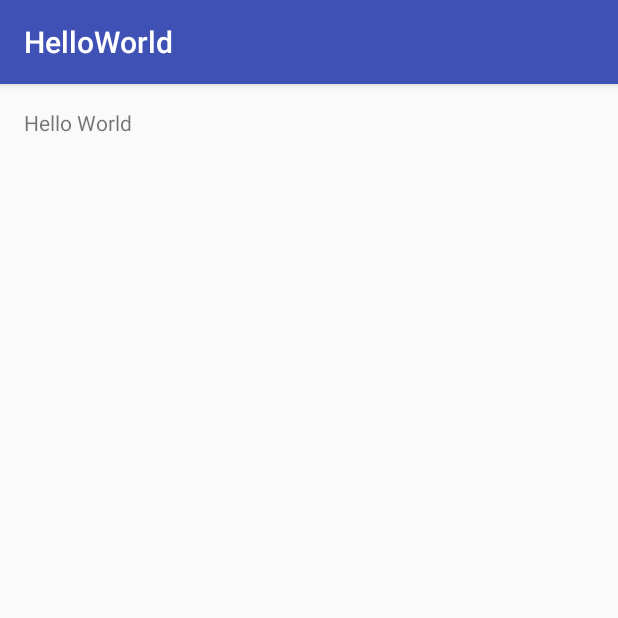
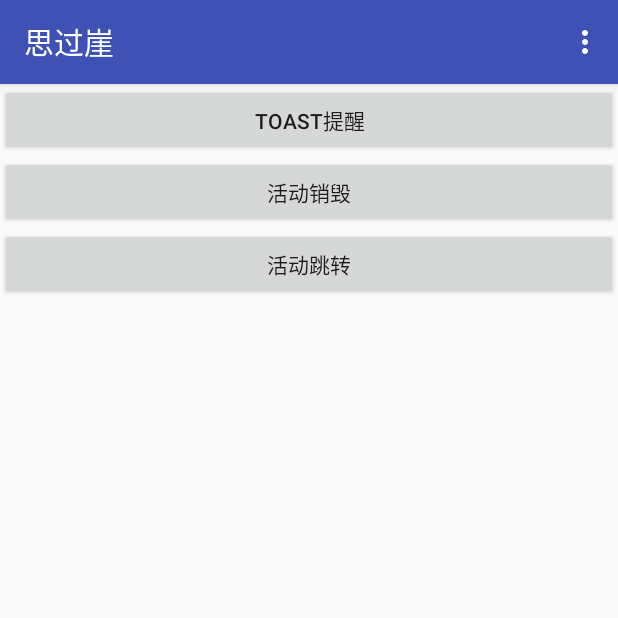
Before and after one commit to guoyu07/android-demo, an Android app: the screen it shows after launch (HelloWorldActivity before the commit, FirstActivity after it), on a phone screen of 412 x 824 dp, the top half of it. Run offline under Robolectric (Android 15) with nearby library versions, the phone set to English and light mode, and no system bars.

Commit message:
设置应用名称 多个活动； 活动销毁； 活动跳转； 按钮事件； 菜单事件；

```diff
--- /dev/null
+++ b/HelloWorld/app/src/main/java/name/siguoya/helloworld/FirstActivity.java
@@ -0,0 +1,72 @@
+package name.siguoya.helloworld;
+
+import android.content.Intent;
+import android.support.v7.app.AppCompatActivity;
+import android.os.Bundle;
+import android.view.Menu;
+import android.view.MenuItem;
+import android.view.View;
+import android.widget.Button;
+import android.widget.Toast;
+
+public class FirstActivity extends AppCompatActivity {
+
+    private static final String TAG="FirstActivity";
+
+    //活动主界面
+    @Override
+    protected void onCreate(Bundle savedInstanceState) {
+        super.onCreate(savedInstanceState);
+        setContentView(R.layout.first_activity);
+        Button btn1=(Button) findViewById(R.id.button_1);
+        btn1.setOnClickListener(new View.OnClickListener() {
+            @Override
+            public void onClick(View v) {
+                //显示环境、显示文字、显示时长
+                Toast.makeText(FirstActivity.this, "你点击了TOAST提醒", Toast.LENGTH_SHORT).show();
+            }
+        });
+        Button btn3=(Button) findViewById(R.id.button_3);
+        btn3.setOnClickListener(new View.OnClickListener() {
+            @Override
+            public void onClick(View v) {
+                //销毁当前活动，与返回按键的作用类似
+                finish();
+            }
+        });
+        Button btn4=(Button) findViewById(R.id.button_4);
+        btn4.setOnClickListener(new View.OnClickListener() {
+            @Override
+            public void onClick(View v) {
+                //活动跳转
+                Intent intent=new Intent(FirstActivity.this,SecondActivity.class);
+                startActivity(intent);
+            }
+        });
+    }
+
+    //菜单注册事件
+    @Override
+    public boolean onCreateOptionsMenu(Menu menu) {
+        //第一个参数用于指定菜单资源，第二个参数用于指定菜单项添加到哪一个菜单对象中
+        getMenuInflater().inflate(R.menu.main, menu);
+        //true：显示菜单
+        //false: 隐藏菜单
+        return true;
+    }
+
+    //菜单选取事件
+    @Override
+    public boolean onOptionsItemSelected(MenuItem item) {
+        switch(item.getItemId()) {
+            case R.id.add_item:
+                //显示环境、显示文字、显示时长
+                Toast.makeText(this, "You clicked add", Toast.LENGTH_SHORT).show();
+                break;
+            case R.id.remove_item:
+                Toast.makeText(this, "You clicked remove", Toast.LENGTH_LONG).show();
+                break;
+        }
+        return true;
+    }
+}
--- a/HelloWorld/app/src/main/java/name/siguoya/helloworld/HelloWorldActivity.java
+++ b/HelloWorld/app/src/main/java/name/siguoya/helloworld/HelloWorldActivity.java
@@ -12,7 +12,7 @@ import android.util.Log;
 public class HelloWorldActivity extends AppCompatActivity {
 
     //使用logt可以自动生成此行代码
-    private static final String TAG = "HelloWorldActivity";
+    private static final String TAG="HelloWorldActivity";
 
     @Override
     protected void onCreate(Bundle savedInstanceState) {
--- /dev/null
+++ b/HelloWorld/app/src/main/res/layout/first_activity.xml
@@ -0,0 +1,24 @@
+<?xml version="1.0" encoding="utf-8"?>
+<LinearLayout xmlns:android="http://schemas.android.com/apk/res/android"
+    android:layout_width="match_parent"
+    android:layout_height="match_parent"
+    android:orientation="vertical">
+
+    <Button
+        android:id="@+id/button_1"
+        android:layout_width="match_parent"
+        android:layout_height="wrap_content"
+        android:text="Toast提醒" />
+
+    <Button
+        android:id="@+id/button_3"
+        android:layout_width="match_parent"
+        android:layout_height="wrap_content"
+        android:text="活动销毁" />
+
+    <Button
+        android:id="@+id/button_4"
+        android:layout_width="match_parent"
+        android:layout_height="wrap_content"
+        android:text="活动跳转" />
+</LinearLayout>
--- /dev/null
+++ b/HelloWorld/app/src/main/res/menu/main.xml
@@ -0,0 +1,7 @@
+<?xml version="1.0" encoding="utf-8"?>
+<menu xmlns:app="http://schemas.android.com/apk/res-auto"
+    xmlns:android="http://schemas.android.com/apk/res/android">
+
+    <item android:id="@+id/add_item" android:title="Add" />
+    <item android:id="@+id/remove_item" android:title="Remove" />
+</menu>
--- a/HelloWorld/app/src/main/res/values/strings.xml
+++ b/HelloWorld/app/src/main/res/values/strings.xml
@@ -1,3 +1,3 @@
 <resources>
-    <string name="app_name">HelloWorld</string>
+    <string name="app_name">思过崖</string>
 </resources>
```
Also changed, not shown: HelloWorld/app/build.gradle (+5 -4 lines), HelloWorld/app/src/main/AndroidManifest.xml (+16 -4 lines), HelloWorld/app/src/main/java/name/siguoya/helloworld/SecondActivity.java (added, +23 -0 lines), HelloWorld/app/src/main/res/layout/activity_second.xml (added, +15 -0 lines).
